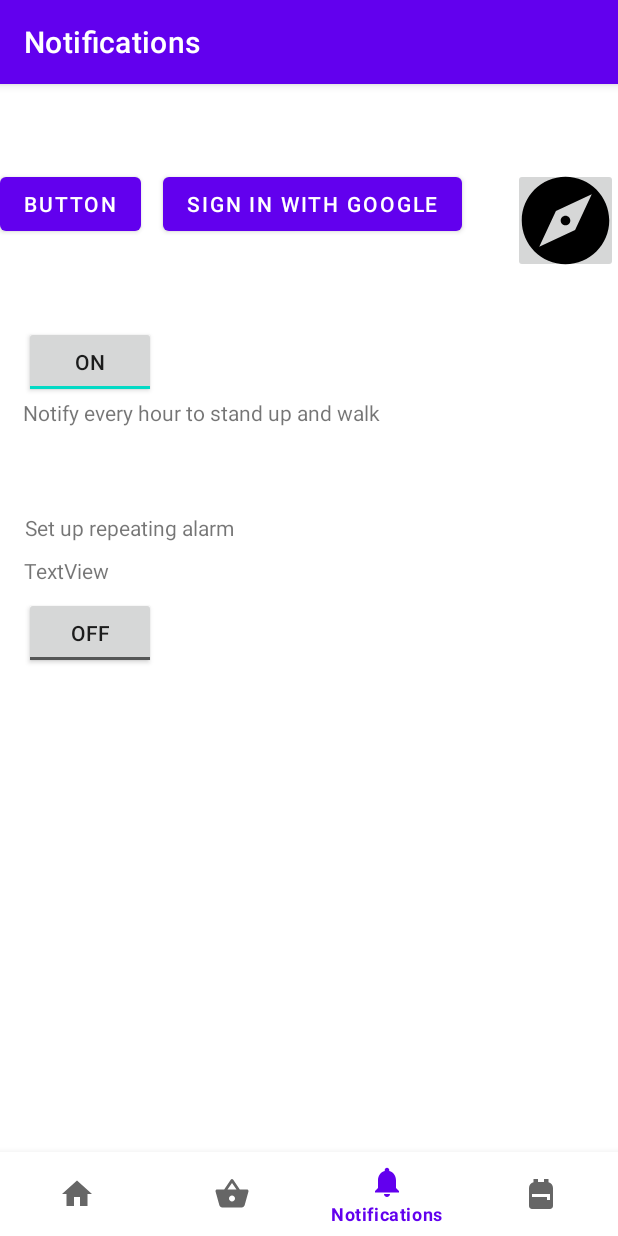
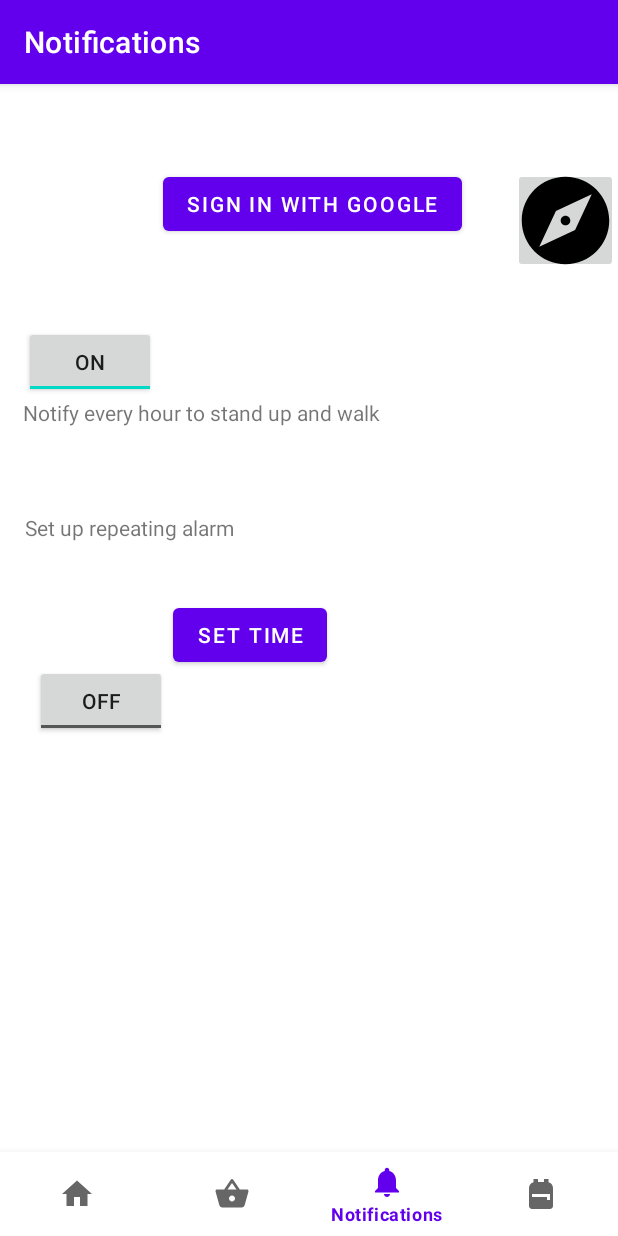
Before and after one commit to BOLCZAK/Run-a-plant, an Android app: the NotificationsFragment screen opened through its navigation route, on a phone screen of 412 x 824 dp. Run offline under Robolectric (Android 15) with nearby library versions, the phone set to English and light mode, and no system bars; our stand-ins replace Firebase (no records; nobody signed in at launch, a user with empty details on screens opened directly), navigation-ui.

Commit message:
czasowe powiadomienia

```diff
--- a/app/src/main/res/layout/fragment_notifications.xml
+++ b/app/src/main/res/layout/fragment_notifications.xml
@@ -39,10 +39,10 @@
         android:checked="false"
         app:layout_constraintBottom_toBottomOf="parent"
         app:layout_constraintEnd_toEndOf="parent"
-        app:layout_constraintHorizontal_bias="0.049"
+        app:layout_constraintHorizontal_bias="0.071"
         app:layout_constraintStart_toStartOf="parent"
         app:layout_constraintTop_toTopOf="parent"
-        app:layout_constraintVertical_bias="0.431" />
+        app:layout_constraintVertical_bias="0.499" />
 
     <TextView
         android:id="@+id/standUpEvery15minutes"
@@ -72,7 +72,7 @@
         android:id="@+id/alarmTime"
         android:layout_width="wrap_content"
         android:layout_height="wrap_content"
-        android:text="TextView"
+        android:text=""
         app:layout_constraintBottom_toBottomOf="parent"
         app:layout_constraintEnd_toEndOf="parent"
         app:layout_constraintHorizontal_bias="0.045"
@@ -84,9 +84,15 @@
         android:id="@+id/setTime"
         android:layout_width="wrap_content"
         android:layout_height="wrap_content"
-        android:text="Button"
-        tools:layout_editor_absoluteX="109dp"
-        tools:layout_editor_absoluteY="292dp" />
+        android:layout_marginStart="4dp"
+        android:layout_marginTop="38dp"
+        android:text="@string/set_time"
+        app:layout_constraintBottom_toBottomOf="parent"
+        app:layout_constraintEnd_toEndOf="parent"
+        app:layout_constraintHorizontal_bias="0.0"
+        app:layout_constraintStart_toEndOf="@+id/alarmRepToggle"
+        app:layout_constraintTop_toBottomOf="@+id/setUpRepAlarm"
+        app:layout_constraintVertical_bias="0.0" />
 
 
 </androidx.constraintlayout.widget.ConstraintLayout>
--- a/app/src/main/res/values/strings.xml
+++ b/app/src/main/res/values/strings.xml
@@ -39,4 +39,7 @@
     <string name="walkAround">You should stand up and walk around now!</string>
     <string name="notify_every_hour_to_stand_up_and_walk">Notify every hour to stand up and walk</string>
     <string name="set_up_repeating_alarm">Set up repeating alarm</string>
+    <string name="set_time">Set time</string>
+    <string name="rp_al_set_up">Regular alarm set up</string>
+    <string name="rp_al_set_off">Regular Alarm set off</string>
 </resources>
```
Also changed, not shown: app/src/main/java/com/example/fitpot/ui/notifications/NotificationsFragment.java (+94 -2 lines).
